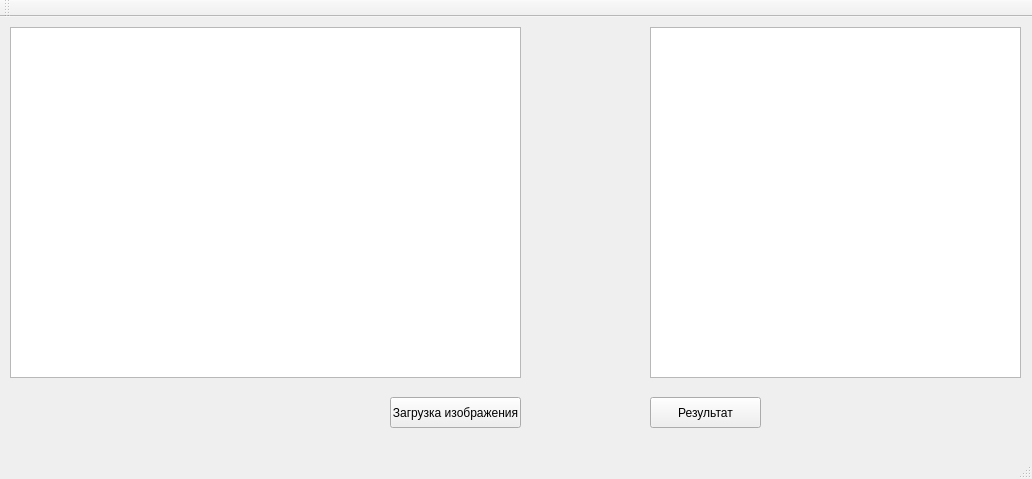
Before: the Qt Designer form mainwindow.ui in Dannyyyy/ComputerVision, drawn with Qt 5.
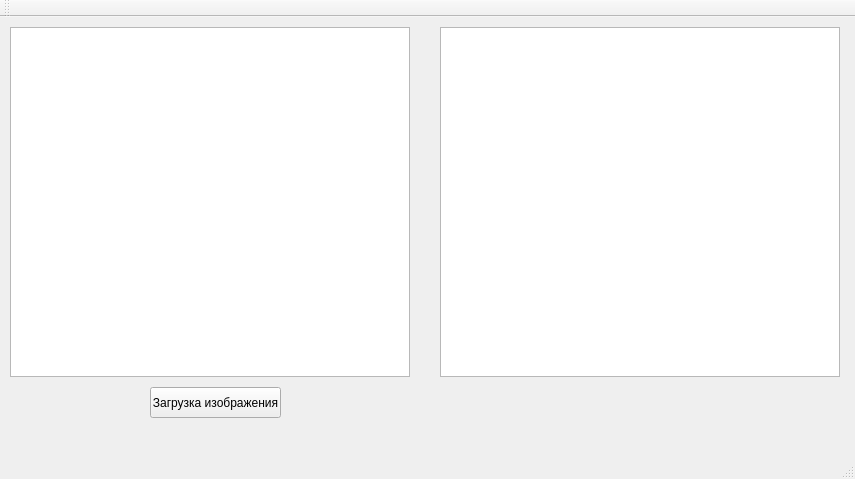
After: the same form once the commit is applied.

The edit to the form file:
```diff
--- a/mainwindow.ui
+++ b/mainwindow.ui
@@ -6,7 +6,7 @@
    <rect>
     <x>0</x>
     <y>0</y>
-    <width>1032</width>
+    <width>855</width>
     <height>479</height>
    </rect>
   </property>
@@ -17,8 +17,8 @@
    <widget class="QPushButton" name="pushButton">
     <property name="geometry">
      <rect>
-      <x>390</x>
-      <y>380</y>
+      <x>150</x>
+      <y>370</y>
       <width>131</width>
       <height>31</height>
      </rect>
@@ -32,34 +32,21 @@
      <rect>
       <x>10</x>
       <y>10</y>
-      <width>511</width>
-      <height>351</height>
+      <width>400</width>
+      <height>350</height>
      </rect>
     </property>
    </widget>
    <widget class="QGraphicsView" name="graphicsViewResult">
     <property name="geometry">
      <rect>
-      <x>650</x>
+      <x>440</x>
       <y>10</y>
-      <width>371</width>
-      <height>351</height>
+      <width>400</width>
+      <height>350</height>
      </rect>
     </property>
    </widget>
-   <widget class="QPushButton" name="pushButton_2">
-    <property name="geometry">
-     <rect>
-      <x>650</x>
-      <y>380</y>
-      <width>111</width>
-      <height>31</height>
-     </rect>
-    </property>
-    <property name="text">
-     <string>Результат</string>
-    </property>
-   </widget>
   </widget>
   <widget class="QMenuBar" name="menuBar">
    <property name="geometry">
```
Left out of the diff: 2 changed lines with no effect on the pictures.
